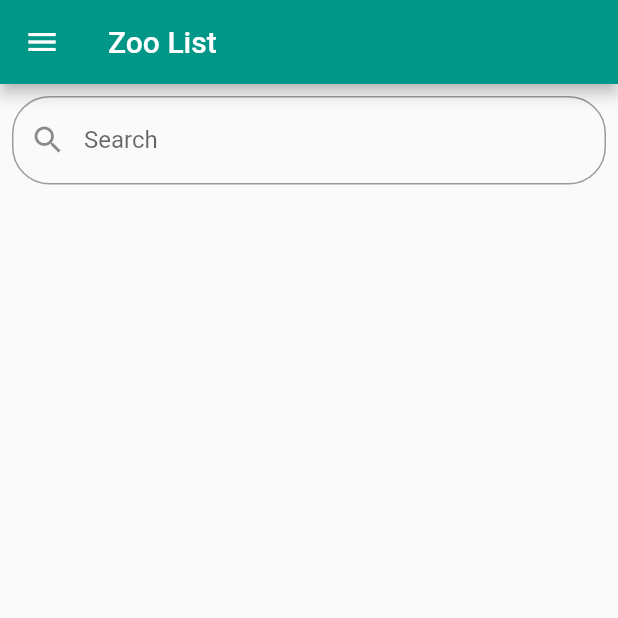
After one commit to aedgar93/zoo-finder-dart, a Flutter app: the screen it shows after launch, in the side drawer, after a tap on "Zoos", on a phone screen of 412 x 824 dp, the top half of it. The commit adds this screen. Run offline on Flutter 3.47's test engine with Material 2 defaults, Android fonts, the phone set to English and light mode, and no system bars; missing offline and left inert: map_view; network calls fail; statements that could not run were skipped.

Commit message:
empty zoo screen

```diff
--- a/lib/main.dart
+++ b/lib/main.dart
@@ -1,6 +1,5 @@
 import 'package:flutter/material.dart';
 import 'package:map_view/map_view.dart';
-import 'package:zoo_finder/services/repo.dart';
 
 import 'screens/AnimalListScreen.dart';
 
@@ -8,8 +7,6 @@ void main() {
   MapView.setApiKey("AIzaSyBjByGoFxzMxHJMGJhR30L6NFSXkg99odo");
   runApp(new MyApp());
 }
-
-final animalRepository = AnimalRepository();
 
 class MyApp extends StatelessWidget {
   @override
@@ -20,7 +17,7 @@ class MyApp extends StatelessWidget {
       theme: ThemeData(
         primarySwatch: Colors.teal,
       ),
-      home: AnimalListScreen(animalRepository: animalRepository),
+      home: AnimalListScreen(),
     );
   }
 }
--- a/lib/screens/AnimalListScreen.dart
+++ b/lib/screens/AnimalListScreen.dart
@@ -1,25 +1,23 @@
 import 'package:flutter/material.dart';
 import 'package:zoo_finder/models/Animal.dart';
 import 'package:zoo_finder/services/repo.dart';
+import 'package:zoo_finder/screens/ZooListScreen.dart';
 
 import 'AnimalScreen.dart';
 
 class AnimalListScreen extends StatefulWidget {
-  final AnimalRepository animalRepository;
-
-  AnimalListScreen({@required this.animalRepository});
+  AnimalListScreen();
 
   @override
-  createState() =>
-      _AnimalListScreenState(animalRepository: this.animalRepository);
+  createState() => _AnimalListScreenState();
 }
 
 class _AnimalListScreenState extends State {
+  final animalRepository = AnimalRepository();
   final animals = new List<Animal>();
   final animalsToDisplay = new List<Animal>();
-  final AnimalRepository animalRepository;
 
-  _AnimalListScreenState({@required this.animalRepository});
+  _AnimalListScreenState();
   TextEditingController editingController = TextEditingController();
 
   _getAnimals() {
@@ -69,6 +67,21 @@ class _AnimalListScreenState extends State {
       appBar: AppBar(
         title: Text("Animal List"),
       ),
+      drawer: new Drawer(
+          child: new ListView(
+        children: <Widget>[
+          new ListTile(title: new Text('Animals')),
+          new ListTile(
+            title: new Text('Zoos'),
+            onTap: () {
+              Navigator.of(context).pop();
+              Navigator.of(context).push(MaterialPageRoute(
+                  builder: (BuildContext context) => ZooListScreen()));
+            },
+            trailing: Icon(Icons.arrow_forward),
+          ),
+        ],
+      )),
       body: Container(
         child: Column(
           children: <Widget>[
--- /dev/null
+++ b/lib/screens/ZooListScreen.dart
@@ -0,0 +1,117 @@
+import 'package:flutter/material.dart';
+import 'package:zoo_finder/models/Zoo.dart';
+import 'package:zoo_finder/screens/AnimalListScreen.dart';
+
+class ZooListScreen extends StatefulWidget {
+  ZooListScreen();
+
+  @override
+  createState() => _ZooListScreenState();
+}
+
+class _ZooListScreenState extends State {
+  List<Zoo> zoos = new List<Zoo>();
+  List<Zoo> zoosToDisplay = new List<Zoo>();
+
+  _ZooListScreenState();
+  TextEditingController editingController = TextEditingController();
+
+  _getZoos() {}
+
+  void filterSearchResults(String query) {
+    if (query.isNotEmpty) {
+      query = query.toLowerCase();
+      List<Zoo> listData = List<Zoo>();
+      zoos.forEach((item) {
+        if (item.name.toLowerCase().contains(query)) {
+          listData.add(item);
+        }
+      });
+      setState(() {
+        zoosToDisplay.clear();
+        zoosToDisplay.addAll(listData);
+      });
+      return;
+    } else {
+      setState(() {
+        zoosToDisplay.clear();
+        zoosToDisplay.addAll(zoos);
+      });
+    }
+  }
+
+  initState() {
+    super.initState();
+    _getZoos();
+  }
+
+  dispose() {
+    super.dispose();
+  }
+
+  @override
+  build(context) {
+    return Scaffold(
+      appBar: AppBar(
+        title: Text("Zoo List"),
+      ),
+      drawer: new Drawer(
+          child: new ListView(
+        children: <Widget>[
+          new ListTile(
+            title: new Text('Animals'),
+            onTap: () {
+              Navigator.of(context).pop();
+              Navigator.of(context).push(MaterialPageRoute(
+                  builder: (BuildContext context) => AnimalListScreen()));
+            },
+            trailing: Icon(Icons.arrow_forward),
+          ),
+          new ListTile(
+            title: new Text('Zoos'),
+          ),
+        ],
+      )),
+      body: Container(
+        child: Column(
+          children: <Widget>[
+            Padding(
+              padding: const EdgeInsets.all(8.0),
+              child: TextField(
+                onChanged: (value) {
+                  filterSearchResults(value);
+                },
+                controller: editingController,
+                decoration: InputDecoration(
+                    labelText: "Search",
+                    hintText: "Search",
+                    prefixIcon: Icon(Icons.search),
+                    border: OutlineInputBorder(
+                        borderRadius: BorderRadius.all(Radius.circular(25.0)))),
+              ),
+            ),
+//            Expanded(
+//              child: ListView.builder(
+//                itemCount: zoosToDisplay.length,
+//                itemBuilder: (context, index) {
+//                  return ListTile(
+//                    title: Text(zoosToDisplay[index].name),
+//                    onTap: () {
+//                      Navigator.push(
+//                        context,
+//                        MaterialPageRoute(
+//                          builder: (context) =>
+//                              AnimalScreen(zoo: zoosToDisplay[index]),
+//                        ),
+//                      );
+//                    },
+//                  );
+//                },
+//              ),
+//            ),
+          ],
+        ),
+      ),
+    );
+  }
+}
```
